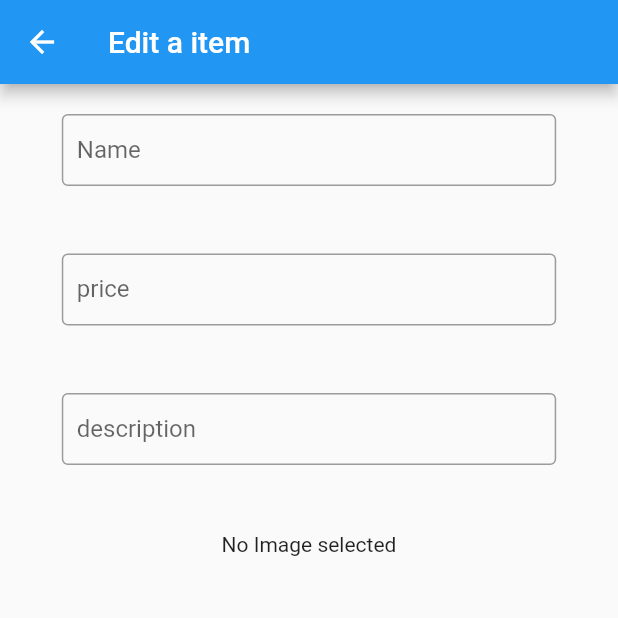
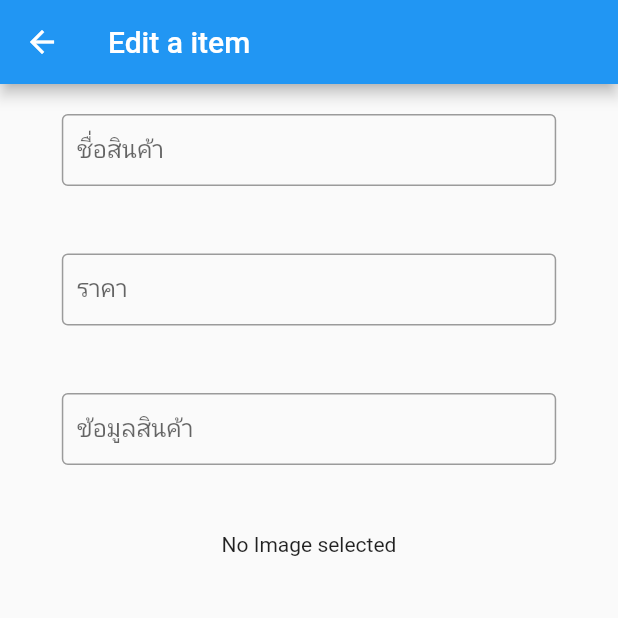
Before and after one commit to slawaty/EndProject, a Flutter app: the EditItemsPage screen opened by its route, after a tap on "Add a new Item", on a phone screen of 412 x 824 dp, the top half of it. Run offline on Flutter 3.47's test engine with Material 2 defaults, Android fonts, the phone set to English and light mode, and no system bars; our stand-ins replace cached_network_image, cloud_firestore, email_validator, firebase_auth, firebase_storage, geolocator and 6 more; missing offline and left inert: geoflutterfire; accounts and stored records are empty; generated files the repository leaves out were written again; network calls fail.

Commit message:
first commit

```diff
--- a/lib/pages/addItem.dart
+++ b/lib/pages/addItem.dart
@@ -90,10 +90,10 @@ class _AddItemPageFormState extends State<AddItemPageForm> {
     return Form(
       key: _formKey,
       child: ListView(children: [
-        TextFieldWidgetWithValidation('Name', nameController),
-        NumberFieldWidgetWithValidation('price', priceController),
+        TextFieldWidgetWithValidation('ชื่อสินค้า', nameController),
+        NumberFieldWidgetWithValidation('ราคา', priceController),
         // NumberFieldWidgetWithValidation('original price', mrpController),
-        MultilineTextWidgetWithValidation('description', descriptionController),
+        MultilineTextWidgetWithValidation('ข้อมูลสินค้า', descriptionController),
         ItemImagePicker(
           notifyParent: setUrl,
           fromEdit: false,
--- a/lib/pages/cart.dart
+++ b/lib/pages/cart.dart
@@ -122,13 +122,16 @@ class _CartPageState extends State<CartPage> {
                 ),
               ),
 
+
+
+
               bottomNavigationBar: BottomAppBar(
                 child: Row(
                   mainAxisAlignment: MainAxisAlignment.end,
                   children: currentShop != null
                       ? <Widget>[
                           Text(
-                            'Total price : ',
+                            'ราคาทั้งหมด : ',
                             style: TextStyle(fontSize: 16),
                           ),
                           Text(
@@ -152,7 +155,7 @@ class _CartPageState extends State<CartPage> {
                               mainAxisAlignment: MainAxisAlignment.center,
                               children: <Widget>[
                                 Text(
-                                  "checkout",
+                                  "Checkout",
                                   style: TextStyle(
                                     color: Colors.black,
                                     fontSize: 18,
--- a/lib/pages/editItem.dart
+++ b/lib/pages/editItem.dart
@@ -90,10 +90,10 @@ class _editItemPageFormState extends State<editItemPageForm> {
     return Form(
       key: _formKey,
       child: ListView(children: [
-        TextFieldWidgetWithValidation('Name', nameController),
-        NumberFieldWidgetWithValidation('price', priceController),
-        NumberFieldWidgetWithValidation('original price', mrpController),
-        MultilineTextWidgetWithValidation('description', descriptionController),
+        TextFieldWidgetWithValidation('ชื่อสินค้า', nameController),
+        NumberFieldWidgetWithValidation('ราคา', priceController),
+        // NumberFieldWidgetWithValidation('original price', mrpController),
+        MultilineTextWidgetWithValidation('ข้อมูลสินค้า', descriptionController),
         Container(
           margin: EdgeInsets.only(bottom: 20, top: 20),
           child: Center(
--- a/lib/pages/items.dart
+++ b/lib/pages/items.dart
@@ -136,7 +136,7 @@ class Itemssearch extends SearchDelegate<Item> {
 
   @override
   Widget buildResults(BuildContext context) {
-    return Center(child: Text("hello"));
+    return Center(child: Text(""));
   }
 
   @override
--- a/lib/pages/signin.dart
+++ b/lib/pages/signin.dart
@@ -79,7 +79,7 @@ class _SignInState extends State<SignIn> {
                     ),
                   ),
                   // GoogleSignInSection("Login"),
-                  RedirectPage(SignUpPage(), 'Sign Up', 'New User ?'),
+                  RedirectPage(SignUpPage(),'Sign Up','New User ?'),
                   Container(
                     padding: EdgeInsets.only(left: 20),
                     child: Row(
@@ -88,7 +88,7 @@ class _SignInState extends State<SignIn> {
                         FlatButton(
                           child: Text(
                             "Reset",
-                            style: TextStyle(fontSize: 20),
+                            style: TextStyle(fontSize: 18),
                           ),
                           onPressed: () {
                             if (EmailValidator.validate(
--- a/lib/widgets/RegisterForm.dart
+++ b/lib/widgets/RegisterForm.dart
@@ -82,7 +82,7 @@ class _RegisterFormState extends State<RegisterForm> {
             TextFieldWidgetWithValidation('Shop Name', _shopNameController),
             TextFieldWidgetWithValidation("Owner Name", _ownerNameController),
             number,
-            EmailField(_emailController),
+            // EmailField(_emailController),
             TextFieldWidgetWithValidation(
                 'Tell something about your shop', _descriptionController),
             ItemImagePicker(
--- a/lib/widgets/cartitem_widget.dart
+++ b/lib/widgets/cartitem_widget.dart
@@ -63,7 +63,7 @@ class _CartItemState extends State<CartItem> {
                 Row(
                   crossAxisAlignment: CrossAxisAlignment.end,
                   children: <Widget>[
-                    Text("Price"),
+                    Text("ราคา"),
                     Padding(
                         padding: EdgeInsets.fromLTRB(10, 0, 0, 0),
                         child: Text(
--- a/lib/widgets/drawer.dart
+++ b/lib/widgets/drawer.dart
@@ -21,7 +21,7 @@ class DrawerPage extends StatelessWidget {
                   title: Padding(
                     padding: const EdgeInsets.all(8.0),
                     child: Text(
-                      "Hello ${user.name}",
+                      "User ${user.name}",
                       style: TextStyle(fontSize: 24),
                     ),
                   ),
--- a/lib/widgets/editItem_widget.dart
+++ b/lib/widgets/editItem_widget.dart
@@ -51,7 +51,7 @@ class _EditItemTileState extends State<EditItemTile> {
                 Row(
                   crossAxisAlignment: CrossAxisAlignment.end,
                   children: <Widget>[
-                    Text("Price"),
+                    Text("ราคา"),
                     Padding(
                         padding: EdgeInsets.fromLTRB(10, 0, 0, 0),
                         child: Text(
--- a/lib/widgets/menuitem_widget.dart
+++ b/lib/widgets/menuitem_widget.dart
@@ -72,7 +72,7 @@ class _MenuItemState extends State<MenuItem> {
                 Row(
                   crossAxisAlignment: CrossAxisAlignment.end,
                   children: <Widget>[
-                    Text("Price"),
+                    Text("ราคา"),
                     Padding(
                       padding: EdgeInsets.fromLTRB(5, 0, 0, 0),
                       child: Text(
--- a/lib/widgets/order_widget.dart
+++ b/lib/widgets/order_widget.dart
@@ -45,7 +45,7 @@ class _Order_widgetState extends State<Order_widget> {
           ),
           Container(
               child: Text(
-            'Price : ' + order.price.toString(),
+            'ราคา : ' + order.price.toString(),
             style: TextStyle(fontSize: 20, color: Colors.green[800]),
           )),
           FlatButton(
--- a/lib/widgets/orderitem_widget.dart
+++ b/lib/widgets/orderitem_widget.dart
@@ -46,7 +46,7 @@ class _OrderItemWidgetState extends State<OrderItemWidget> {
                 Row(
                   crossAxisAlignment: CrossAxisAlignment.end,
                   children: <Widget>[
-                    Text("Price"),
+                    Text("ราคา"),
                     Padding(
                         padding: EdgeInsets.fromLTRB(10, 0, 0, 0),
                         child: Text(
@@ -59,7 +59,7 @@ class _OrderItemWidgetState extends State<OrderItemWidget> {
                 Row(
                   crossAxisAlignment: CrossAxisAlignment.end,
                   children: <Widget>[
-                    Text("Count"),
+                    Text("จำนวน"),
                     Padding(
                         padding: EdgeInsets.fromLTRB(10, 0, 0, 0),
                         child: Text(
```
Also changed, not shown: 1 other file.
